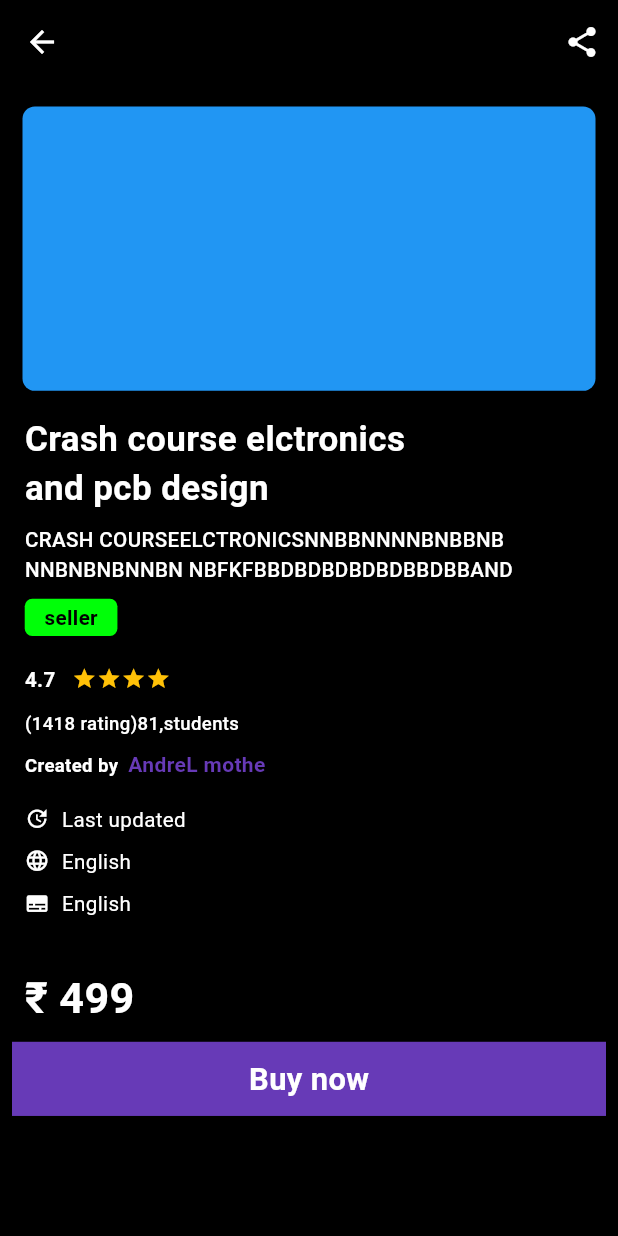
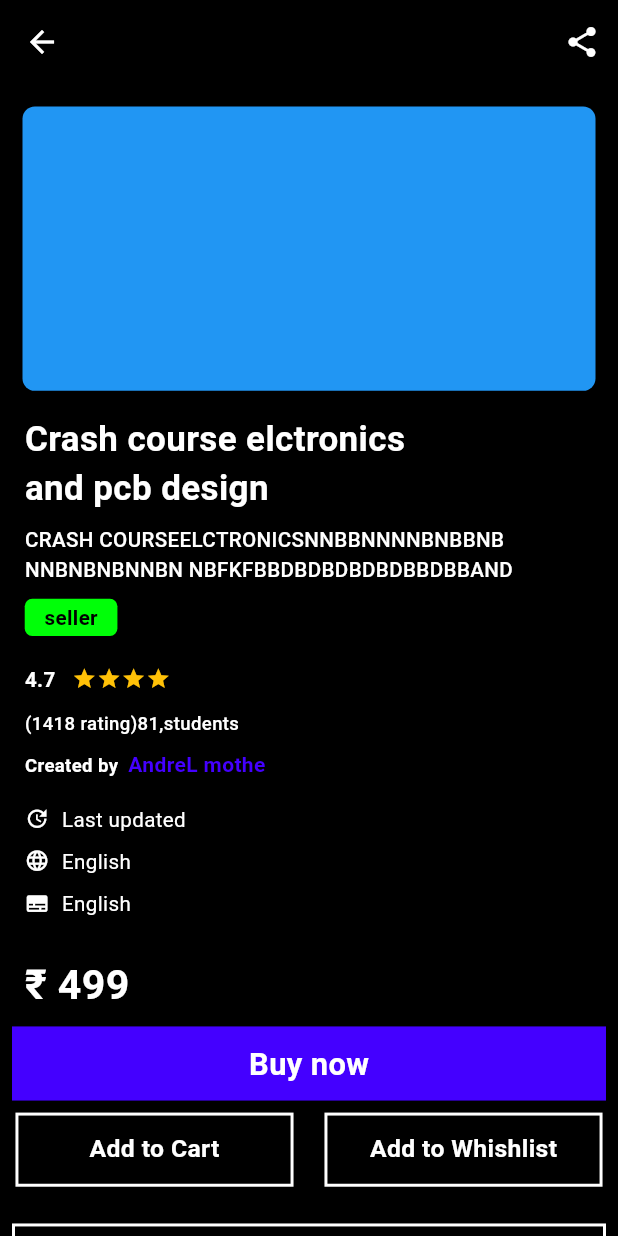
Before and after one commit to Midhunpu80/V-Swig, a Flutter app: the screen it shows after launch, after a tap on an icon or button, on a phone screen of 412 x 824 dp. Run offline on Flutter 3.47's test engine with Material 3 defaults, Android fonts, the phone set to English and light mode, and no system bars; drawn by our look-alikes of flutter_rating_bar; our stand-ins replace get, readmore, sizer.

Commit message:
completed the inpect course

```diff
--- a/lib/view/user/widgets/course_details.dart
+++ b/lib/view/user/widgets/course_details.dart
@@ -1,16 +1,19 @@
 // ignore_for_file: non_constant_identifier_names
 
 import 'package:flutter/material.dart';
+import 'package:map_int/view/user/widgets/instructor.dart';
 
 import 'package:map_int/view/user/widgets/starrating.dart';
+import 'package:map_int/view/user/widgets/student_feedback.dart';
 import 'package:map_int/view/utilities/colors.dart';
 import 'package:map_int/view/utilities/custom_text.dart';
+import 'package:readmore/readmore.dart';
 import 'package:sizer/sizer.dart';
 
 course_details() {
   return SliverAppBar(
     backgroundColor: wh,
-    toolbarHeight: 100.h,
+    toolbarHeight: 380.h,
     leading: const Icon(
       Icons.abc,
       color: Colors.transparent,
@@ -121,13 +124,114 @@ course_details() {
         bulletpoint(ico: Icons.language, label: "English"),
         bulletpoint(ico: Icons.subtitles, label: "English"),
         SizedBox(
-          height: 3.h,
+          height: 2.h,
         ),
-        newtext(txt: "₹ 499", left: 2.h, siz: 21.sp, wei: FontWeight.bold),
+        newtext(txt: "₹ 499", left: 2.h, siz: 20.sp, wei: FontWeight.bold),
         Padding(
           padding: const EdgeInsets.all(8.0),
-          child: Container(height: 6.h, width: 100.w,color: pp, child: Center(child: all_text(txt: "Buy now", col: bl, siz: 15.sp, wei: FontWeight.bold, max: 1)),),
-        )
+          child: Container(
+            height: 6.h,
+            width: 100.w,
+            color: pp,
+            child: Center(
+                child: all_text(
+                    txt: "Buy now",
+                    col: bl,
+                    siz: 15.sp,
+                    wei: FontWeight.bold,
+                    max: 1)),
+          ),
+        ),
+        Row(
+          mainAxisAlignment: MainAxisAlignment.spaceAround,
+          children: [
+            Container(
+              height: 6.h,
+              width: 45.w,
+              decoration:
+                  BoxDecoration(border: Border.all(width: 2, color: bl)),
+              child: Center(
+                child: all_text(
+                    txt: "Add to Cart",
+                    col: bl,
+                    siz: 12.sp,
+                    wei: FontWeight.bold,
+                    max: 1),
+              ),
+            ),
+            Container(
+              height: 6.h,
+              width: 45.w,
+              decoration:
+                  BoxDecoration(border: Border.all(width: 2, color: bl)),
+              child: Center(
+                  child: all_text(
+                      txt: "Add to Whishlist",
+                      col: bl,
+                      siz: 12.sp,
+                      wei: FontWeight.bold,
+                      max: 1)),
+            )
+          ],
+        ),
+        SizedBox(
+          height: 2.h,
+        ),
+        InkWell(
+          onTap: () {
+            print("curriculam");
+          },
+          child: Padding(
+            padding: const EdgeInsets.all(8.0),
+            child: Container(
+              height: 5.h,
+              width: 100.w,
+              decoration:
+                  BoxDecoration(border: Border.all(width: 2, color: bl)),
+              child: Center(
+                  child: all_text(
+                      txt: "Curriculam",
+                      col: bl,
+                      siz: 12.sp,
+                      wei: FontWeight.bold,
+                      max: 1)),
+            ),
+          ),
+        ),
+        newtext(
+            txt: "Description", left: 2.h, siz: 13.sp, wei: FontWeight.bold),
+        Padding(
+          padding: EdgeInsets.only(left: 2.h, right: 1.h, top: 2.h),
+          child: ReadMoreText(
+            'Flutter is Google’s mobile UI open source framework to build high-quality native (super fast) interfaces for iOS and Android apps with the unified codebase.' *
+                12,
+            trimLines: 29,
+            colorClickableText: pp,
+            trimMode: TrimMode.Line,
+            style: TextStyle(color: bl),
+            trimCollapsedText: 'Show more',
+            trimExpandedText: 'Show less',
+            moreStyle: TextStyle(
+                fontSize: 13.sp, fontWeight: FontWeight.bold, color: bl),
+          ),
+        ),
+        instructor(),
+        student_feedback(),
+        Padding(
+          padding: const EdgeInsets.all(8.0),
+          child: Container(
+            height: 7.h,
+            width: 100.w,
+            decoration: BoxDecoration(border: Border.all(width: 2, color: bl)),
+            child: Center(
+                child: all_text(
+                    txt: "See More Reviews",
+                    col: bl,
+                    siz: 13.sp,
+                    wei: FontWeight.bold,
+                    max: 1)),
+          ),
+        ),
       ],
     ),
   );
@@ -160,6 +264,6 @@ newtext(
   return Padding(
     padding: EdgeInsets.only(left: left, top: 1.h),
     child: SizedBox(
-        child: all_text(txt: "₹ 499", col: bl, siz: siz, wei: wei, max: 1)),
+        child: all_text(txt: txt, col: bl, siz: siz, wei: wei, max: 1)),
   );
 }
--- /dev/null
+++ b/lib/view/user/widgets/instructor.dart
@@ -0,0 +1,102 @@
+import 'package:flutter/material.dart';
+import 'package:map_int/view/user/widgets/course_details.dart';
+import 'package:map_int/view/utilities/colors.dart';
+import 'package:map_int/view/utilities/custom_text.dart';
+import 'package:readmore/readmore.dart';
+import 'package:sizer/sizer.dart';
+
+instructor() {
+  return Padding(
+    padding: const EdgeInsets.all(12),
+    child: SizedBox(
+      height: 88.h,
+      width: 100.w,
+      child: Column(
+        crossAxisAlignment: CrossAxisAlignment.start,
+        children: [
+          newtext(
+              txt: "Instructor", left: 1.h, siz: 15.sp, wei: FontWeight.bold),
+          newtext(
+              txt: "7 key solutions",
+              left: 1.h,
+              siz: 12.sp,
+              wei: FontWeight.bold),
+          newtext(
+              txt: "Learning sand developement",
+              left: 1.h,
+              siz: 11.sp,
+              wei: FontWeight.w400),
+          Row(
+            children: [
+              Padding(
+                padding: EdgeInsets.only(left: 1.h, top: 1.h),
+                child: CircleAvatar(
+                  radius: 5.h,
+                ),
+              ),
+              Column(
+                crossAxisAlignment: CrossAxisAlignment.start,
+                children: [
+                  SizedBox(
+                    height: 3.h,
+                  ),
+                  newtext(
+                      txt: "4.4,Instructor rating",
+                      left: 1.h,
+                      siz: 11.sp,
+                      wei: FontWeight.w400),
+                  newtext(
+                      txt: "7,481,Review",
+                      left: 1.h,
+                      siz: 11.sp,
+                      wei: FontWeight.w400),
+                  newtext(
+                      txt: "31,583 Students",
+                      left: 1.h,
+                      siz: 11.sp,
+                      wei: FontWeight.w400),
+                  newtext(
+                      txt: "5,Courses",
+                      left: 1.h,
+                      siz: 11.sp,
+                      wei: FontWeight.w400),
+                ],
+              ),
+            ],
+          ),
+          Padding(
+            padding: EdgeInsets.only(left: 2.h, right: 1.h, top: 2.h),
+            child: ReadMoreText(
+              'Flutter is Google’s mobile UI open source framework to build high-quality native (super fast) interfaces for iOS and Android apps with the unified codebase.' *
+                  6,
+              trimLines: 29,
+              colorClickableText: pp,
+              trimMode: TrimMode.Line,
+              style: TextStyle(color: bl),
+              trimCollapsedText: 'Show more',
+              trimExpandedText: 'Show less',
+              moreStyle: TextStyle(
+                  fontSize: 13.sp, fontWeight: FontWeight.bold, color: bl),
+            ),
+          ),
+          Padding(
+            padding: const EdgeInsets.all(8.0),
+            child: Container(
+              height: 7.h,
+              width: 100.w,
+              decoration:
+                  BoxDecoration(border: Border.all(width: 2, color: bl)),
+              child: Center(
+                  child: all_text(
+                      txt: "View profile",
+                      col: bl,
+                      siz: 13.sp,
+                      wei: FontWeight.bold,
+                      max: 1)),
+            ),
+          ),
+        ],
+      ),
+    ),
+  );
+}
--- /dev/null
+++ b/lib/view/user/widgets/student_feedback.dart
@@ -0,0 +1,101 @@
+import 'package:flutter/material.dart';
+import 'package:map_int/view/user/widgets/course_details.dart';
+import 'package:map_int/view/user/widgets/starrating.dart';
+import 'package:map_int/view/utilities/colors.dart';
+import 'package:map_int/view/utilities/custom_text.dart';
+import 'package:readmore/readmore.dart';
+import 'package:sizer/sizer.dart';
+
+// ignore: non_constant_identifier_names
+student_feedback() {
+  return Padding(
+    padding: const EdgeInsets.all(11.0),
+    child: Container(
+      height: 80.h,
+      width: 100.w,
+      child: Column(
+        crossAxisAlignment: CrossAxisAlignment.start,
+        children: [
+          newtext(
+              txt: "Student Feedback",
+              left: 2.h,
+              siz: 15.sp,
+              wei: FontWeight.bold),
+          SizedBox(
+            height: 1.h,
+          ),
+          newtext(
+              txt: "4.3 course rating",
+              left: 2.h,
+              siz: 15.sp,
+              wei: FontWeight.w400),
+          SizedBox(
+            height: 2.h,
+          ),
+          Expanded(
+            child: ListView.separated(
+                itemBuilder: (context, index) {
+                  return Padding(
+                    padding: const EdgeInsets.all(8.0),
+                    child: Column(
+                      crossAxisAlignment: CrossAxisAlignment.start,
+                      children: [
+                        all_text(
+                            txt: "Tracy freeman ",
+                            col: bl,
+                            siz: 12.sp,
+                            wei: FontWeight.bold,
+                            max: 1),
+                        Padding(
+                          padding: const EdgeInsets.all(8.0),
+                          child: Container(
+                            height: 4.h,
+                            width: 100.w,
+                            child: Row(
+                              children: [
+                                starratingbar(itemsize: 2.h, initalraiting: 5),
+                                SizedBox(
+                                  width: 2.h,
+                                ),
+                                all_text(
+                                    txt: "2 weeks",
+                                    col: gy,
+                                    siz: 10.sp,
+                                    wei: FontWeight.w400,
+                                    max: 1)
+                              ],
+                            ),
+                          ),
+                        ),
+                        Padding(
+                          padding:
+                              EdgeInsets.only(left: 2.h, right: 1.h, top: 2.h),
+                          child: ReadMoreText(
+                            'Flutter is Google’s mobile UI open source framework to build high-quality native (super fast) interfaces for iOS and Android apps with the unified codebase.' *
+                                2,
+                            trimLines: 2,
+                            colorClickableText: pp,
+                            trimMode: TrimMode.Line,
+                            style: TextStyle(color: bl),
+                            trimCollapsedText: 'Show more',
+                            trimExpandedText: 'Show less',
+                            moreStyle: TextStyle(
+                                fontSize: 13.sp,
+                                fontWeight: FontWeight.bold,
+                                color: bl),
+                          ),
+                        ),
+                      ],
+                    ),
+                  );
+                },
+                separatorBuilder: (context, index) {
+                  return SizedBox();
+                },
+                itemCount: 3),
+          )
+        ],
+      ),
+    ),
+  );
+}
--- a/lib/view/utilities/colors.dart
+++ b/lib/view/utilities/colors.dart
@@ -9,7 +9,7 @@ Color sr = Color.fromARGB(255, 0, 2, 67);
 
 Color wh = const Color.fromARGB(255, 0, 0, 0);
 
-Color pp = Colors.deepPurple;
+Color pp = const Color.fromARGB(255, 68, 0, 255);
 Color yl = const Color.fromARGB(255, 255, 230, 0);
 Color gr = const Color.fromARGB(255, 0, 255, 8);
 Color or = Colors.orange;
```
